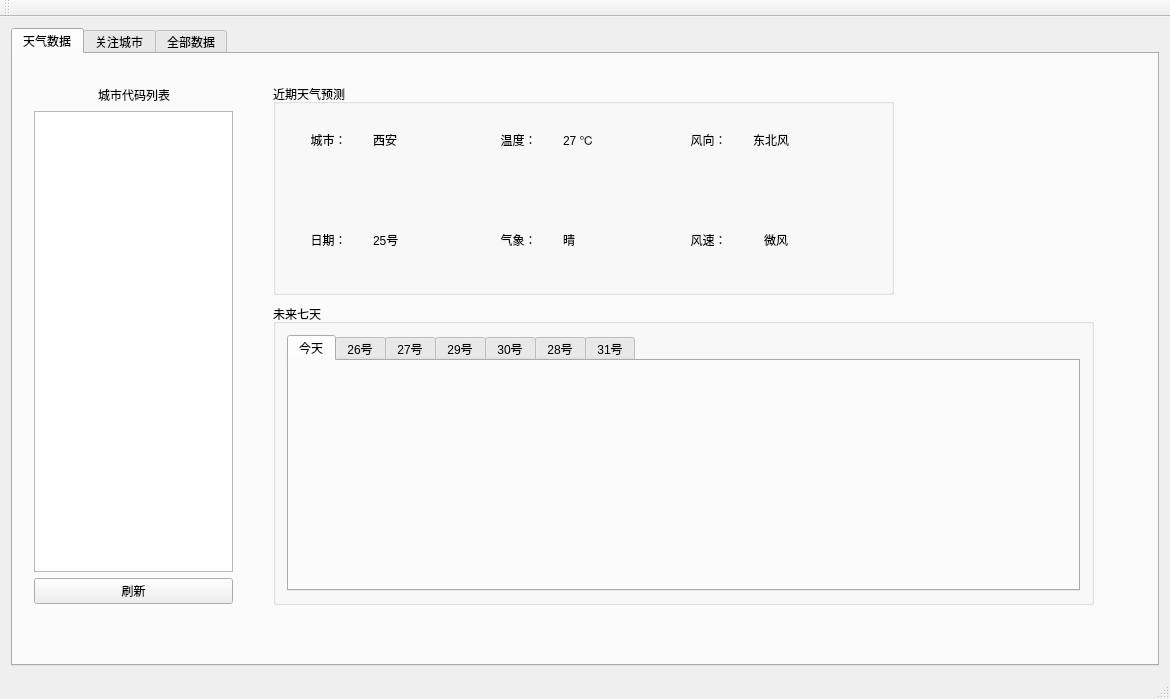
The window that QtClient/QtClient/mainwindow.ui (BoolYing/BiShe) describes before a commit, drawn with Qt 5.
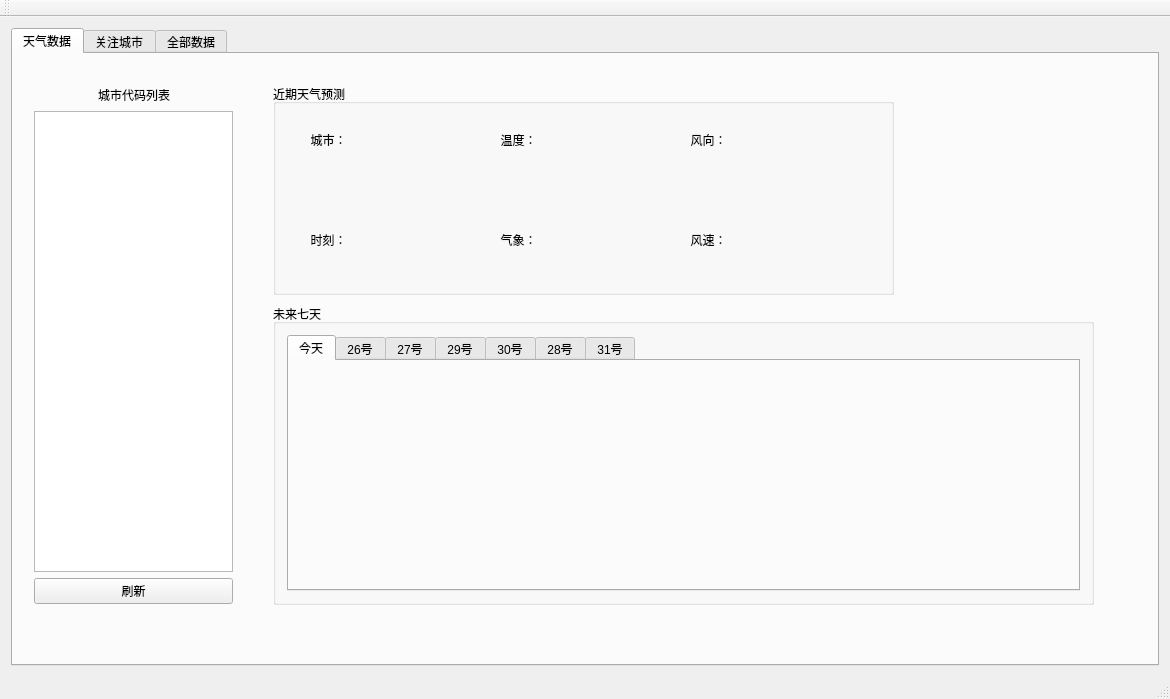
The same window after the commit. Custom widgets are drawn as their Qt base class.

Commit message: 答辩ppt

```diff
--- a/QtClient/QtClient/mainwindow.ui
+++ b/QtClient/QtClient/mainwindow.ui
@@ -56,7 +56,7 @@
           <item>
            <widget class="QLabel" name="label_5">
             <property name="text">
-             <string>27 ℃</string>
+             <string/>
             </property>
            </widget>
           </item>
@@ -82,7 +82,7 @@
           <item>
            <widget class="QLabel" name="label_7">
             <property name="text">
-             <string>东北风</string>
+             <string/>
             </property>
            </widget>
           </item>
@@ -101,14 +101,14 @@
           <item>
            <widget class="QLabel" name="label_8">
             <property name="text">
-             <string>  日期：</string>
+             <string>  时刻：</string>
             </property>
            </widget>
           </item>
           <item>
            <widget class="QLabel" name="label_9">
             <property name="text">
-             <string>25号</string>
+             <string/>
             </property>
            </widget>
           </item>
@@ -134,7 +134,7 @@
           <item>
            <widget class="QLabel" name="label_11">
             <property name="text">
-             <string>晴</string>
+             <string/>
             </property>
            </widget>
           </item>
@@ -160,7 +160,7 @@
           <item>
            <widget class="QLabel" name="label_13">
             <property name="text">
-             <string>微风</string>
+             <string/>
             </property>
            </widget>
           </item>
@@ -186,7 +186,7 @@
           <item>
            <widget class="QLabel" name="label_3">
             <property name="text">
-             <string>西安</string>
+             <string/>
             </property>
            </widget>
           </item>
```
The commit also changes 2 other files.
